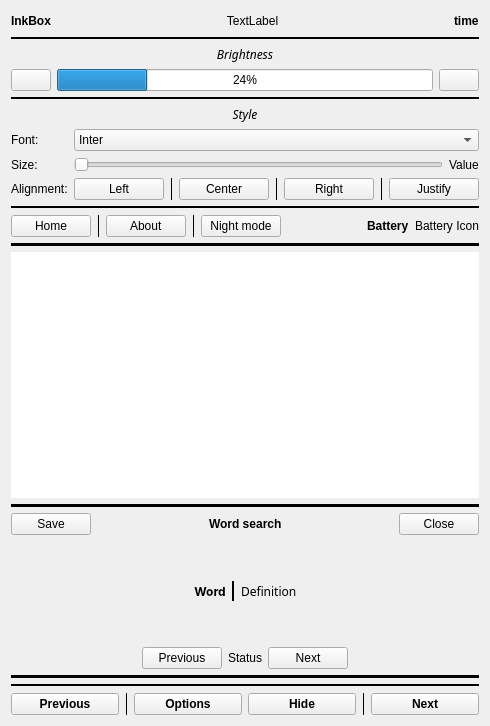
Before: the Qt Designer form reader.ui in Quill-OS/quill, drawn with Qt 5.
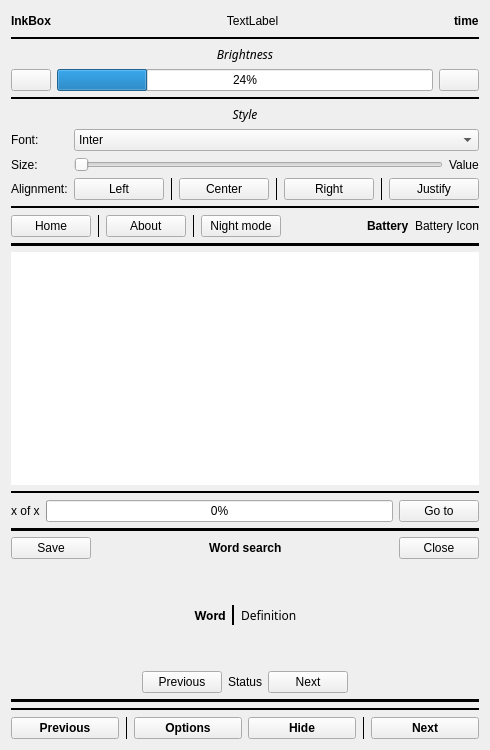
After: the same form once the commit is applied.

Commit message: Added book status and page number/total pages bar

Diff of the .ui file:
```diff
--- a/reader.ui
+++ b/reader.ui
@@ -7,7 +7,7 @@
     <x>0</x>
     <y>0</y>
     <width>490</width>
-    <height>726</height>
+    <height>750</height>
    </rect>
   </property>
   <property name="windowTitle">
@@ -16,285 +16,32 @@
   <layout class="QVBoxLayout" name="verticalLayout">
    <item>
     <layout class="QGridLayout" name="gridLayout">
-     <item row="10" column="0">
-      <widget class="QStackedWidget" name="wordWidget">
-       <widget class="QWidget" name="page_8">
-        <layout class="QVBoxLayout" name="verticalLayout_4">
-         <property name="leftMargin">
-          <number>0</number>
-         </property>
-         <property name="topMargin">
-          <number>0</number>
-         </property>
-         <property name="rightMargin">
-          <number>0</number>
-         </property>
-         <property name="bottomMargin">
-          <number>0</number>
-         </property>
-         <item>
-          <widget class="Line" name="line_12">
-           <property name="frameShadow">
-            <enum>QFrame::Plain</enum>
-           </property>
-           <property name="lineWidth">
-            <number>8</number>
-           </property>
-           <property name="orientation">
-            <enum>Qt::Horizontal</enum>
-           </property>
-          </widget>
-         </item>
-         <item>
-          <layout class="QGridLayout" name="gridLayout_5">
-           <property name="bottomMargin">
-            <number>0</number>
-           </property>
-           <property name="spacing">
-            <number>6</number>
-           </property>
-           <item row="1" column="3">
-            <spacer name="horizontalSpacer_4">
-             <property name="orientation">
-              <enum>Qt::Horizontal</enum>
-             </property>
-             <property name="sizeHint" stdset="0">
-              <size>
-               <width>40</width>
-               <height>20</height>
-              </size>
-             </property>
-            </spacer>
-           </item>
-           <item row="1" column="0">
-            <widget class="QPushButton" name="saveWordBtn">
-             <property name="text">
-              <string>Save</string>
-             </property>
-            </widget>
-           </item>
-           <item row="1" column="4">
-            <widget class="QPushButton" name="infoCloseBtn">
-             <property name="text">
-              <string>Close</string>
-             </property>
-            </widget>
-           </item>
-           <item row="1" column="2">
-            <widget class="QLabel" name="wordSearchLabel">
-             <property name="font">
-              <font>
-               <weight>75</weight>
-               <bold>true</bold>
-              </font>
-             </property>
-             <property name="text">
-              <string>Word search</string>
-             </property>
-            </widget>
-           </item>
-           <item row="1" column="1">
-            <spacer name="horizontalSpacer_3">
-             <property name="orientation">
-              <enum>Qt::Horizontal</enum>
-             </property>
-             <property name="sizeHint" stdset="0">
-              <size>
-               <width>40</width>
-               <height>20</height>
-              </size>
-             </property>
-            </spacer>
-           </item>
-          </layout>
-         </item>
-         <item>
-          <layout class="QGridLayout" name="gridLayout_12">
-           <property name="bottomMargin">
-            <number>0</number>
-           </property>
-           <item row="1" column="0">
-            <layout class="QGridLayout" name="gridLayout_14">
-             <property name="bottomMargin">
-              <number>0</number>
-             </property>
-             <item row="0" column="2">
-              <widget class="Line" name="line_14">
-               <property name="frameShadow">
-                <enum>QFrame::Plain</enum>
-               </property>
-               <property name="lineWidth">
-                <number>2</number>
-               </property>
-               <property name="orientation">
-                <enum>Qt::Vertical</enum>
-               </property>
-              </widget>
-             </item>
-             <item row="0" column="3">
-              <widget class="QLabel" name="definitionLabel">
-               <property name="font">
-                <font>
-                 <family>Source Serif Pro</family>
-                </font>
-               </property>
-               <property name="text">
-                <string>Definition</string>
-               </property>
-               <property name="alignment">
-                <set>Qt::AlignJustify|Qt::AlignVCenter</set>
-               </property>
-               <property name="wordWrap">
-                <bool>true</bool>
-               </property>
-              </widget>
-             </item>
-             <item row="0" column="1">
-              <widget class="QLabel" name="wordLabel">
-               <property name="font">
-                <font>
-                 <family>Inter</family>
-                 <weight>75</weight>
-                 <bold>true</bold>
-                </font>
-               </property>
-               <property name="text">
-                <string>Word</string>
-               </property>
-               <property name="alignment">
-                <set>Qt::AlignCenter</set>
-               </property>
-               <property name="wordWrap">
-                <bool>true</bool>
-               </property>
-              </widget>
-             </item>
-             <item row="0" column="4">
-              <spacer name="horizontalSpacer_5">
-               <property name="orientation">
-                <enum>Qt::Horizontal</enum>
-               </property>
-               <property name="sizeHint" stdset="0">
-                <size>
-                 <width>40</width>
-                 <height>20</height>
-                </size>
-               </property>
-              </spacer>
-             </item>
-             <item row="0" column="0">
-              <spacer name="horizontalSpacer_6">
-               <property name="orientation">
-                <enum>Qt::Horizontal</enum>
-               </property>
-               <property name="sizeHint" stdset="0">
-                <size>
-                 <width>40</width>
-                 <height>20</height>
-                </size>
-               </property>
-              </spacer>
-             </item>
-            </layout>
-           </item>
-           <item row="3" column="0">
-            <spacer name="verticalSpacer_4">
-             <property name="orientation">
-              <enum>Qt::Vertical</enum>
-             </property>
-             <property name="sizeHint" stdset="0">
-              <size>
-               <width>20</width>
-               <height>40</height>
-              </size>
-             </property>
-            </spacer>
-           </item>
-           <item row="4" column="0">
-            <layout class="QGridLayout" name="gridLayout_9">
-             <property name="bottomMargin">
-              <number>0</number>
-             </property>
-             <item row="0" column="0">
-              <spacer name="horizontalSpacer_7">
-               <property name="orientation">
-                <enum>Qt::Horizontal</enum>
-               </property>
-               <property name="sizeHint" stdset="0">
-                <size>
-                 <width>40</width>
-                 <height>20</height>
-                </size>
-               </property>
-              </spacer>
-             </item>
-             <item row="0" column="1">
-              <widget class="QPushButton" name="previousDefinitionBtn">
-               <property name="text">
-                <string>Previous</string>
-               </property>
-              </widget>
-             </item>
-             <item row="0" column="4">
-              <spacer name="horizontalSpacer_8">
-               <property name="orientation">
-                <enum>Qt::Horizontal</enum>
-               </property>
-               <property name="sizeHint" stdset="0">
-                <size>
-                 <width>40</width>
-                 <height>20</height>
-                </size>
-               </property>
-              </spacer>
-             </item>
-             <item row="0" column="2">
-              <widget class="QLabel" name="definitionStatusLabel">
-               <property name="text">
-                <string>Status</string>
-               </property>
-              </widget>
-             </item>
-             <item row="0" column="3">
-              <widget class="QPushButton" name="nextDefinitionBtn">
-               <property name="text">
-                <string>Next</string>
-               </property>
-              </widget>
-             </item>
-            </layout>
-           </item>
-           <item row="0" column="0">
-            <spacer name="verticalSpacer_3">
-             <property name="orientation">
-              <enum>Qt::Vertical</enum>
-             </property>
-             <property name="sizeHint" stdset="0">
-              <size>
-               <width>20</width>
-               <height>40</height>
-              </size>
-             </property>
-            </spacer>
-           </item>
-          </layout>
-         </item>
-         <item>
-          <widget class="Line" name="line_13">
-           <property name="frameShadow">
-            <enum>QFrame::Plain</enum>
-           </property>
-           <property name="lineWidth">
-            <number>8</number>
-           </property>
-           <property name="orientation">
-            <enum>Qt::Horizontal</enum>
-           </property>
-          </widget>
-         </item>
-        </layout>
-       </widget>
-       <widget class="QWidget" name="page_9"/>
+     <item row="9" column="0">
+      <widget class="QTextEdit" name="text">
+       <property name="sizePolicy">
+        <sizepolicy hsizetype="Expanding" vsizetype="Expanding">
+         <horstretch>50</horstretch>
+         <verstretch>50</verstretch>
+        </sizepolicy>
+       </property>
+       <property name="locale">
+        <locale language="English" country="UnitedStates"/>
+       </property>
+       <property name="frameShape">
+        <enum>QFrame::NoFrame</enum>
+       </property>
+       <property name="frameShadow">
+        <enum>QFrame::Plain</enum>
+       </property>
+       <property name="lineWidth">
+        <number>0</number>
+       </property>
+       <property name="verticalScrollBarPolicy">
+        <enum>Qt::ScrollBarAlwaysOff</enum>
+       </property>
+       <property name="horizontalScrollBarPolicy">
+        <enum>Qt::ScrollBarAlwaysOff</enum>
+       </property>
       </widget>
      </item>
      <item row="8" column="0">
@@ -895,6 +642,300 @@
       </widget>
      </item>
      <item row="15" column="0">
+      <widget class="Line" name="line_2">
+       <property name="frameShadow">
+        <enum>QFrame::Plain</enum>
+       </property>
+       <property name="lineWidth">
+        <number>2</number>
+       </property>
+       <property name="orientation">
+        <enum>Qt::Horizontal</enum>
+       </property>
+      </widget>
+     </item>
+     <item row="11" column="0">
+      <widget class="QStackedWidget" name="wordWidget">
+       <widget class="QWidget" name="page_8">
+        <layout class="QVBoxLayout" name="verticalLayout_4">
+         <property name="leftMargin">
+          <number>0</number>
+         </property>
+         <property name="topMargin">
+          <number>0</number>
+         </property>
+         <property name="rightMargin">
+          <number>0</number>
+         </property>
+         <property name="bottomMargin">
+          <number>0</number>
+         </property>
+         <item>
+          <widget class="Line" name="line_12">
+           <property name="frameShadow">
+            <enum>QFrame::Plain</enum>
+           </property>
+           <property name="lineWidth">
+            <number>8</number>
+           </property>
+           <property name="orientation">
+            <enum>Qt::Horizontal</enum>
+           </property>
+          </widget>
+         </item>
+         <item>
+          <layout class="QGridLayout" name="gridLayout_5">
+           <property name="bottomMargin">
+            <number>0</number>
+           </property>
+           <property name="spacing">
+            <number>6</number>
+           </property>
+           <item row="1" column="3">
+            <spacer name="horizontalSpacer_4">
+             <property name="orientation">
+              <enum>Qt::Horizontal</enum>
+             </property>
+             <property name="sizeHint" stdset="0">
+              <size>
+               <width>40</width>
+               <height>20</height>
+              </size>
+             </property>
+            </spacer>
+           </item>
+           <item row="1" column="0">
+            <widget class="QPushButton" name="saveWordBtn">
+             <property name="text">
+              <string>Save</string>
+             </property>
+            </widget>
+           </item>
+           <item row="1" column="4">
+            <widget class="QPushButton" name="infoCloseBtn">
+             <property name="text">
+              <string>Close</string>
+             </property>
+            </widget>
+           </item>
+           <item row="1" column="2">
+            <widget class="QLabel" name="wordSearchLabel">
+             <property name="font">
+              <font>
+               <weight>75</weight>
+               <bold>true</bold>
+              </font>
+             </property>
+             <property name="text">
+              <string>Word search</string>
+             </property>
+            </widget>
+           </item>
+           <item row="1" column="1">
+            <spacer name="horizontalSpacer_3">
+             <property name="orientation">
+              <enum>Qt::Horizontal</enum>
+             </property>
+             <property name="sizeHint" stdset="0">
+              <size>
+               <width>40</width>
+               <height>20</height>
+              </size>
+             </property>
+            </spacer>
+           </item>
+          </layout>
+         </item>
+         <item>
+          <layout class="QGridLayout" name="gridLayout_12">
+           <property name="bottomMargin">
+            <number>0</number>
+           </property>
+           <item row="1" column="0">
+            <layout class="QGridLayout" name="gridLayout_14">
+             <property name="bottomMargin">
+              <number>0</number>
+             </property>
+             <item row="0" column="2">
+              <widget class="Line" name="line_14">
+               <property name="frameShadow">
+                <enum>QFrame::Plain</enum>
+               </property>
+               <property name="lineWidth">
+                <number>2</number>
+               </property>
+               <property name="orientation">
+                <enum>Qt::Vertical</enum>
+               </property>
+              </widget>
+             </item>
+             <item row="0" column="3">
+              <widget class="QLabel" name="definitionLabel">
+               <property name="font">
+                <font>
+                 <family>Source Serif Pro</family>
+                </font>
+               </property>
+               <property name="text">
+                <string>Definition</string>
+               </property>
+               <property name="alignment">
+                <set>Qt::AlignJustify|Qt::AlignVCenter</set>
+               </property>
+               <property name="wordWrap">
+                <bool>true</bool>
+               </property>
+              </widget>
+             </item>
+             <item row="0" column="1">
+              <widget class="QLabel" name="wordLabel">
+               <property name="font">
+                <font>
+                 <family>Inter</family>
+                 <weight>75</weight>
+                 <bold>true</bold>
+                </font>
+               </property>
+               <property name="text">
+                <string>Word</string>
+               </property>
+               <property name="alignment">
+                <set>Qt::AlignCenter</set>
+               </property>
+               <property name="wordWrap">
+                <bool>true</bool>
+               </property>
+              </widget>
+             </item>
+             <item row="0" column="4">
+              <spacer name="horizontalSpacer_5">
+               <property name="orientation">
+                <enum>Qt::Horizontal</enum>
+               </property>
+               <property name="sizeHint" stdset="0">
+                <size>
+                 <width>40</width>
+                 <height>20</height>
+                </size>
+               </property>
+              </spacer>
+             </item>
+             <item row="0" column="0">
+              <spacer name="horizontalSpacer_6">
+               <property name="orientation">
+                <enum>Qt::Horizontal</enum>
+               </property>
+               <property name="sizeHint" stdset="0">
+                <size>
+                 <width>40</width>
+                 <height>20</height>
+                </size>
+               </property>
+              </spacer>
+             </item>
+            </layout>
+           </item>
+           <item row="3" column="0">
+            <spacer name="verticalSpacer_4">
+             <property name="orientation">
+              <enum>Qt::Vertical</enum>
+             </property>
+             <property name="sizeHint" stdset="0">
+              <size>
+               <width>20</width>
+               <height>40</height>
+              </size>
+             </property>
+            </spacer>
+           </item>
+           <item row="4" column="0">
+            <layout class="QGridLayout" name="gridLayout_9">
+             <property name="bottomMargin">
+              <number>0</number>
+             </property>
+             <item row="0" column="0">
+              <spacer name="horizontalSpacer_7">
+               <property name="orientation">
+                <enum>Qt::Horizontal</enum>
+               </property>
+               <property name="sizeHint" stdset="0">
+                <size>
+                 <width>40</width>
+                 <height>20</height>
+                </size>
+               </property>
+              </spacer>
+             </item>
+             <item row="0" column="1">
+              <widget class="QPushButton" name="previousDefinitionBtn">
+               <property name="text">
+                <string>Previous</string>
+               </property>
+              </widget>
+             </item>
+             <item row="0" column="4">
+              <spacer name="horizontalSpacer_8">
+               <property name="orientation">
+                <enum>Qt::Horizontal</enum>
+               </property>
+               <property name="sizeHint" stdset="0">
+                <size>
+                 <width>40</width>
+                 <height>20</height>
+                </size>
+               </property>
+              </spacer>
+             </item>
+             <item row="0" column="2">
+              <widget class="QLabel" name="definitionStatusLabel">
+               <property name="text">
+                <string>Status</string>
+               </property>
+              </widget>
+             </item>
+             <item row="0" column="3">
+              <widget class="QPushButton" name="nextDefinitionBtn">
+               <property name="text">
+                <string>Next</string>
+               </property>
+              </widget>
+             </item>
+            </layout>
+           </item>
+           <item row="0" column="0">
+            <spacer name="verticalSpacer_3">
+             <property name="orientation">
+              <enum>Qt::Vertical</enum>
+             </property>
+             <property name="sizeHint" stdset="0">
+              <size>
+               <width>20</width>
+               <height>40</height>
+              </size>
+             </property>
+            </spacer>
+           </item>
+          </layout>
+         </item>
+         <item>
+          <widget class="Line" name="line_13">
+           <property name="frameShadow">
+            <enum>QFrame::Plain</enum>
+           </property>
+           <property name="lineWidth">
+            <number>8</number>
+           </property>
+           <property name="orientation">
+            <enum>Qt::Horizontal</enum>
+           </property>
+          </widget>
+         </item>
+        </layout>
+       </widget>
+       <widget class="QWidget" name="page_9"/>
+      </widget>
+     </item>
+     <item row="16" column="0">
       <layout class="QGridLayout" name="gridLayout_2">
        <item row="0" column="4">
         <widget class="Line" name="line_3">
@@ -970,45 +1011,70 @@
        </item>
       </layout>
      </item>
-     <item row="9" column="0">
-      <widget class="QTextEdit" name="text">
-       <property name="sizePolicy">
-        <sizepolicy hsizetype="Expanding" vsizetype="Expanding">
-         <horstretch>50</horstretch>
-         <verstretch>50</verstretch>
-        </sizepolicy>
-       </property>
-       <property name="locale">
-        <locale language="English" country="UnitedStates"/>
-       </property>
-       <property name="frameShape">
-        <enum>QFrame::NoFrame</enum>
-       </property>
-       <property name="frameShadow">
-        <enum>QFrame::Plain</enum>
-       </property>
-       <property name="lineWidth">
-        <number>0</number>
-       </property>
-       <property name="verticalScrollBarPolicy">
-        <enum>Qt::ScrollBarAlwaysOff</enum>
-       </property>
-       <property name="horizontalScrollBarPolicy">
-        <enum>Qt::ScrollBarAlwaysOff</enum>
-       </property>
-      </widget>
-     </item>
-     <item row="14" column="0">
-      <widget class="Line" name="line_2">
-       <property name="frameShadow">
-        <enum>QFrame::Plain</enum>
-       </property>
-       <property name="lineWidth">
-        <number>2</number>
-       </property>
-       <property name="orientation">
-        <enum>Qt::Horizontal</enum>
-       </property>
+     <item row="10" column="0">
+      <widget class="QStackedWidget" name="pageWidget">
+       <widget class="QWidget" name="page_10">
+        <layout class="QVBoxLayout" name="verticalLayout_5">
+         <property name="leftMargin">
+          <number>0</number>
+         </property>
+         <property name="topMargin">
+          <number>0</number>
+         </property>
+         <property name="rightMargin">
+          <number>0</number>
+         </property>
+         <property name="bottomMargin">
+          <number>0</number>
+         </property>
+         <item>
+          <layout class="QGridLayout" name="gridLayout_15">
+           <item row="0" column="0">
+            <widget class="Line" name="line_16">
+             <property name="frameShadow">
+              <enum>QFrame::Plain</enum>
+             </property>
+             <property name="lineWidth">
+              <number>2</number>
+             </property>
+             <property name="orientation">
+              <enum>Qt::Horizontal</enum>
+             </property>
+            </widget>
+           </item>
+           <item row="1" column="0">
+            <layout class="QGridLayout" name="gridLayout_18">
+             <property name="bottomMargin">
+              <number>0</number>
+             </property>
+             <item row="0" column="0">
+              <widget class="QLabel" name="pageNumberLabel">
+               <property name="text">
+                <string>x of x</string>
+               </property>
+              </widget>
+             </item>
+             <item row="0" column="2">
+              <widget class="QPushButton" name="gotoBtn">
+               <property name="text">
+                <string>Go to</string>
+               </property>
+              </widget>
+             </item>
+             <item row="0" column="1">
+              <widget class="QProgressBar" name="pageProgressBar">
+               <property name="value">
+                <number>0</number>
+               </property>
+              </widget>
+             </item>
+            </layout>
+           </item>
+          </layout>
+         </item>
+        </layout>
+       </widget>
+       <widget class="QWidget" name="page_11"/>
       </widget>
      </item>
     </layout>
```
The commit also changes 2 other files.
